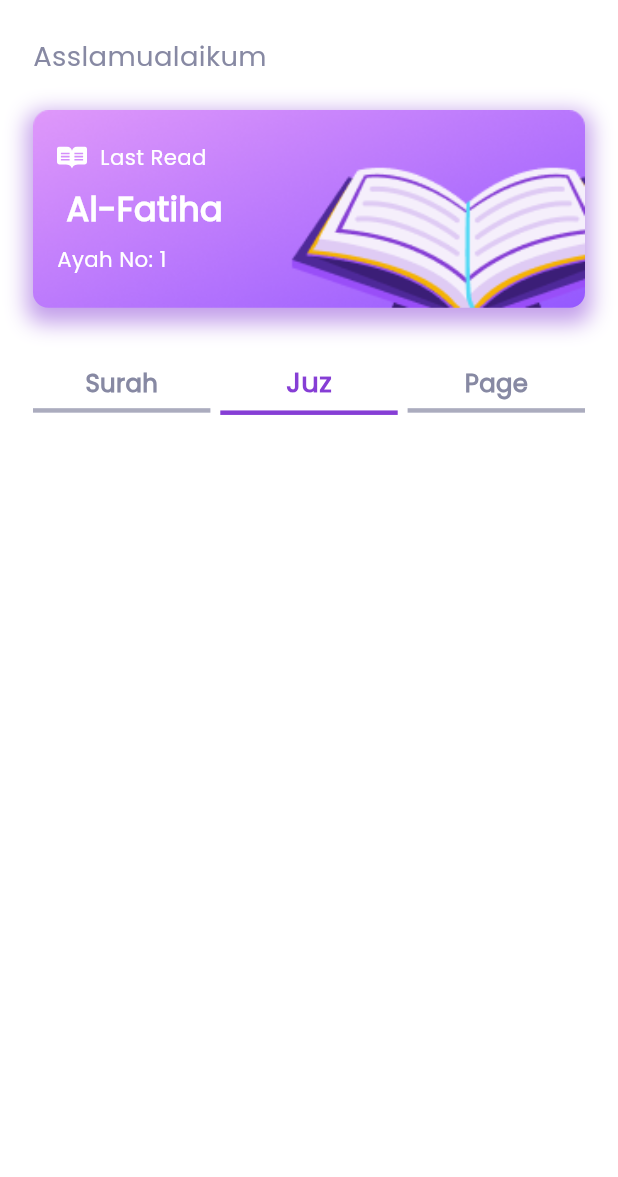
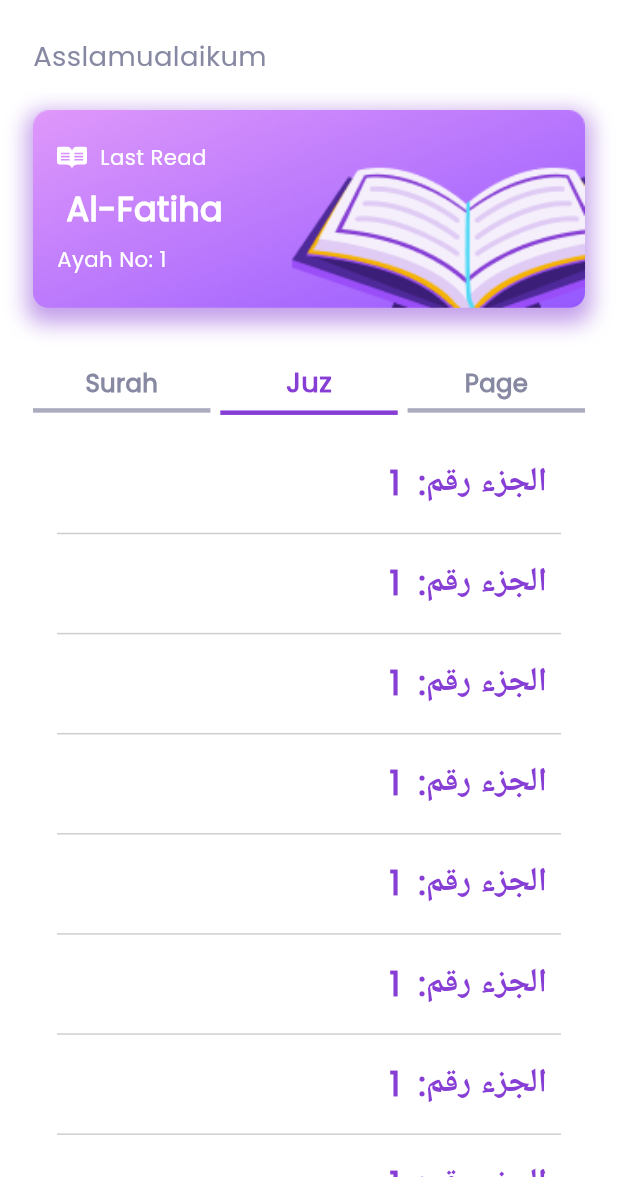
Before and after one commit to OmarEidAwad/quraan_app, a Flutter app: the screen it shows after launch, after a tap on "Juz", on a phone screen of 412 x 824 dp, the part 59-1236 px from its top. Run offline on Flutter 3.47's test engine with Material 3 defaults, Android fonts, the phone set to English and light mode, and no system bars; our stand-ins replace dio, flutter_screenutil, flutter_svg, font_awesome_flutter, freezed_annotation, get_it and 3 more; generated files the repository leaves out were written again.

Commit message:
make juz and pages number list view

```diff
--- a/lib/features/quraan/presentation/Surah_Details/widgets/ayah_Box.dart
+++ b/lib/features/quraan/presentation/Surah_Details/widgets/ayah_Box.dart
@@ -56,8 +56,11 @@ class AyahBox extends StatelessWidget {
             ),
           ),
         ),
-        verticalSpace(14),
-        Container(
+        verticalSpace(16),
+        GestureDetector(onDoubleTap: () {
+
+        },
+          child: Container(
             constraints: BoxConstraints(minHeight: 100.h),
             child: Text(
               "   ﻿بِسْمِ ٱللَّهِ ٱلرَّحْمَٰنِ ٱلرَّحِيمِ",
@@ -68,6 +71,7 @@ class AyahBox extends StatelessWidget {
               ),
             ),
           ),
+        ),
         verticalSpace(12),
       ],
     );
--- a/lib/features/quraan/presentation/Surah_Details/widgets/custom_ayat_card.dart
+++ b/lib/features/quraan/presentation/Surah_Details/widgets/custom_ayat_card.dart
@@ -11,7 +11,7 @@ class CustomAyatCard extends StatelessWidget {
   @override
   Widget build(BuildContext context) {
     return Container(
-      height: 240.h,
+      height: 230.h,
       width: double.infinity,
       decoration: BoxDecoration(
         boxShadow: [
--- a/lib/features/quraan/presentation/Surah_Details/widgets/surah_details_screen_body.dart
+++ b/lib/features/quraan/presentation/Surah_Details/widgets/surah_details_screen_body.dart
@@ -25,7 +25,7 @@ class SurahDetailsScreenBody extends StatelessWidget {
           ),
           verticalSpace(28),
           CustomAyatCard(),
-          verticalSpace(28),
+          verticalSpace(32),
           Expanded(child: CustomAyatListView()),
         ],
       ),
--- /dev/null
+++ b/lib/features/quraan/presentation/home/widgets/juz_section/juz_card.dart
@@ -0,0 +1,41 @@
+import 'package:flutter/material.dart';
+import 'package:flutter_screenutil/flutter_screenutil.dart';
+import 'package:go_router/go_router.dart';
+import 'package:quraanapp/core/routing/app_router.dart';
+import 'package:quraanapp/core/theiming/styles.dart';
+
+class CustomJuzCard extends StatelessWidget {
+  const CustomJuzCard({super.key});
+
+  @override
+  Widget build(BuildContext context) {
+    return GestureDetector(
+      onTap: () {
+        context.push(AppRoute.surahDetailsScreen);
+      },
+      child: Column(
+        children: [
+          Container(
+            height: 50.h,
+            width: double.infinity,
+            padding: EdgeInsets.symmetric(horizontal: 12.w, vertical: 8.h),
+            child: Padding(
+              padding: const EdgeInsets.symmetric(horizontal: 12.0),
+              child: Text(
+                textAlign: TextAlign.end,
+                "الجزء رقم:  1  ",
+                style: TextStyles.font20PurpleBold,
+              ),
+            ),
+          ),
+          Divider(
+            color: Colors.grey.withOpacity(0.5),
+            thickness: 1,
+            indent: 16,
+            endIndent: 16,
+          ),
+        ],
+      ),
+    );
+  }
+}
--- a/lib/features/quraan/presentation/home/widgets/juz_section/juz_list_page.dart
+++ b/lib/features/quraan/presentation/home/widgets/juz_section/juz_list_page.dart
@@ -1,10 +1,16 @@
 import 'package:flutter/material.dart';
+import 'package:quraanapp/features/quraan/presentation/home/widgets/juz_section/juz_card.dart';
 
 class JuzListPage extends StatelessWidget {
   const JuzListPage({super.key});
 
   @override
   Widget build(BuildContext context) {
-    return Container();
+    return ListView.builder(
+      itemCount: 30,
+      itemBuilder: (BuildContext context, int index) {
+        return CustomJuzCard();
+      },
+    );
   }
 }
--- /dev/null
+++ b/lib/features/quraan/presentation/home/widgets/page_section/custom_pages_card.dart
@@ -0,0 +1,43 @@
+import 'package:flutter/material.dart';
+import 'package:flutter_screenutil/flutter_screenutil.dart';
+import 'package:go_router/go_router.dart';
+import 'package:quraanapp/core/helpers/spacing.dart';
+import 'package:quraanapp/core/routing/app_router.dart';
+import 'package:quraanapp/core/theiming/styles.dart';
+import 'package:quraanapp/features/quraan/presentation/home/widgets/surah_section/number_icon.dart';
+
+class CustomPagesCard extends StatelessWidget {
+  const CustomPagesCard({super.key});
+
+  @override
+  Widget build(BuildContext context) {
+    return GestureDetector(
+      onTap: () {
+        context.push(AppRoute.surahDetailsScreen);
+      },
+      child: Column(
+        children: [
+          Container(
+            height: 50.h,
+            width: double.infinity,
+            padding: EdgeInsets.symmetric(horizontal: 12.w, vertical: 8.h),
+            child: Padding(
+              padding: const EdgeInsets.symmetric(horizontal: 12.0),
+              child: Text(
+                textAlign: TextAlign.end,
+                "الصفحة رقم:  1  ",
+                style: TextStyles.font20PurpleBold,
+              ),
+            ),
+          ),
+          Divider(
+            color: Colors.grey.withOpacity(0.5),
+            thickness: 1,
+            indent: 16,
+            endIndent: 16,
+          ),
+        ],
+      ),
+    );
+  }
+}
--- a/lib/features/quraan/presentation/home/widgets/page_section/page_list_page.dart
+++ b/lib/features/quraan/presentation/home/widgets/page_section/page_list_page.dart
@@ -1,10 +1,17 @@
 import 'package:flutter/material.dart';
+import 'package:quraanapp/features/quraan/presentation/home/widgets/page_section/custom_pages_card.dart';
+import 'package:quraanapp/features/quraan/presentation/home/widgets/surah_section/custom_surah_card.dart';
 
 class PageListPage extends StatelessWidget {
   const PageListPage({super.key});
 
   @override
   Widget build(BuildContext context) {
-    return Container();
+    return ListView.builder(
+      itemCount: 10,
+      itemBuilder: (BuildContext context, int index) {
+        return CustomPagesCard() ;
+      },
+    );
   }
 }
```
Lines whose indentation alone changed are shown as unchanged.
